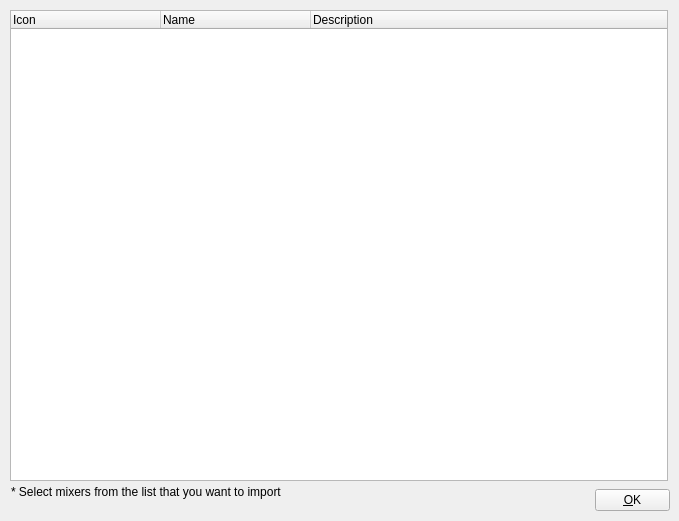
This is src/Widgets/ImportTriCasterDeviceDialog.ui in CasparCG/client as Qt 5 draws it before an edit. The edited form follows.
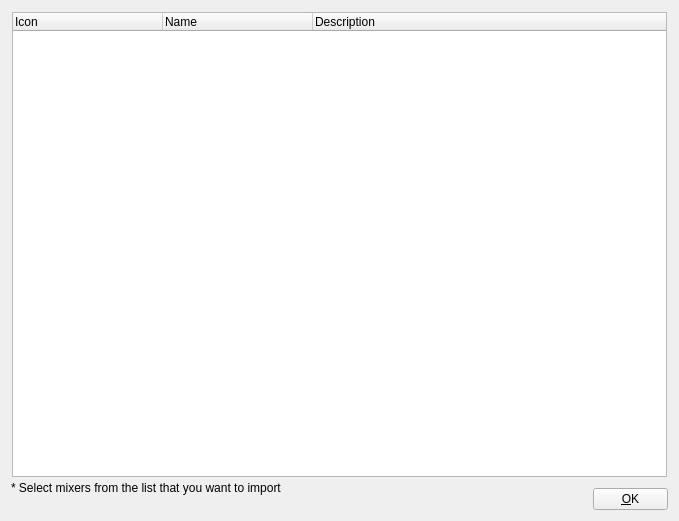
This is the edited form.

Diff of the .ui file:
```diff
--- a/src/Widgets/ImportTriCasterDeviceDialog.ui
+++ b/src/Widgets/ImportTriCasterDeviceDialog.ui
@@ -16,8 +16,8 @@
   <widget class="QPushButton" name="pushButtonOk">
    <property name="geometry">
     <rect>
-     <x>595</x>
-     <y>489</y>
+     <x>593</x>
+     <y>488</y>
      <width>75</width>
      <height>22</height>
     </rect>
@@ -35,10 +35,10 @@
   <widget class="QTreeWidget" name="treeWidgetTriCasterDevice">
    <property name="geometry">
     <rect>
-     <x>10</x>
-     <y>10</y>
-     <width>658</width>
-     <height>471</height>
+     <x>12</x>
+     <y>12</y>
+     <width>655</width>
+     <height>465</height>
     </rect>
    </property>
    <property name="alternatingRowColors">
@@ -79,7 +79,7 @@
    <property name="geometry">
     <rect>
      <x>11</x>
-     <y>484</y>
+     <y>480</y>
      <width>591</width>
      <height>16</height>
     </rect>
```
